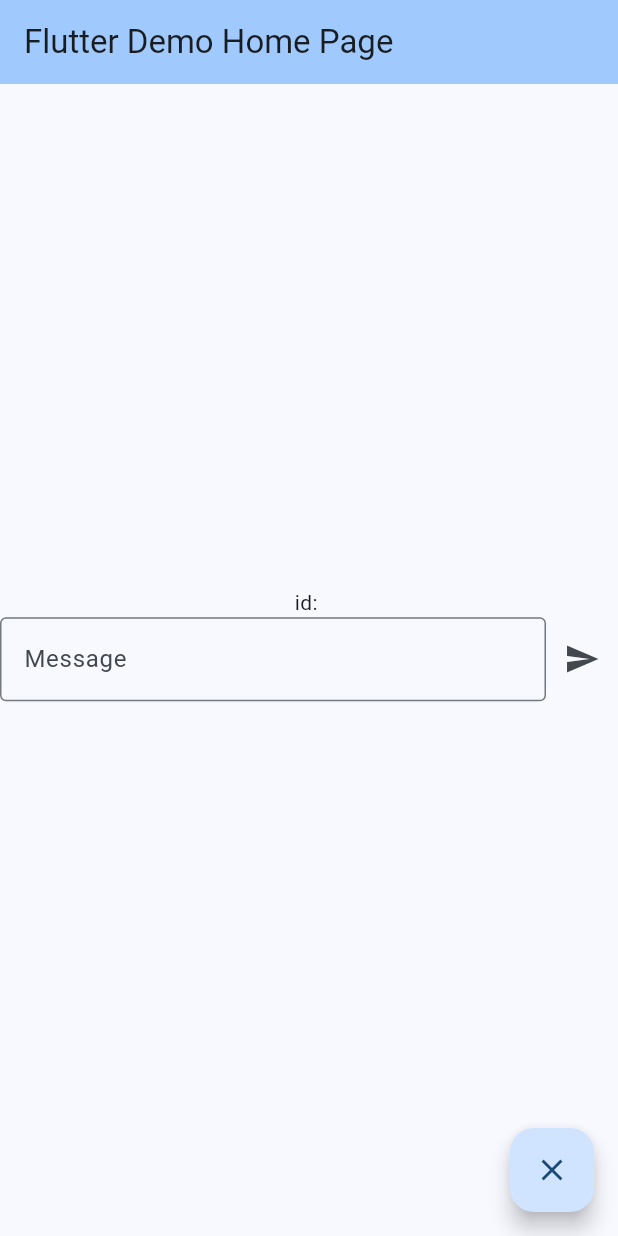
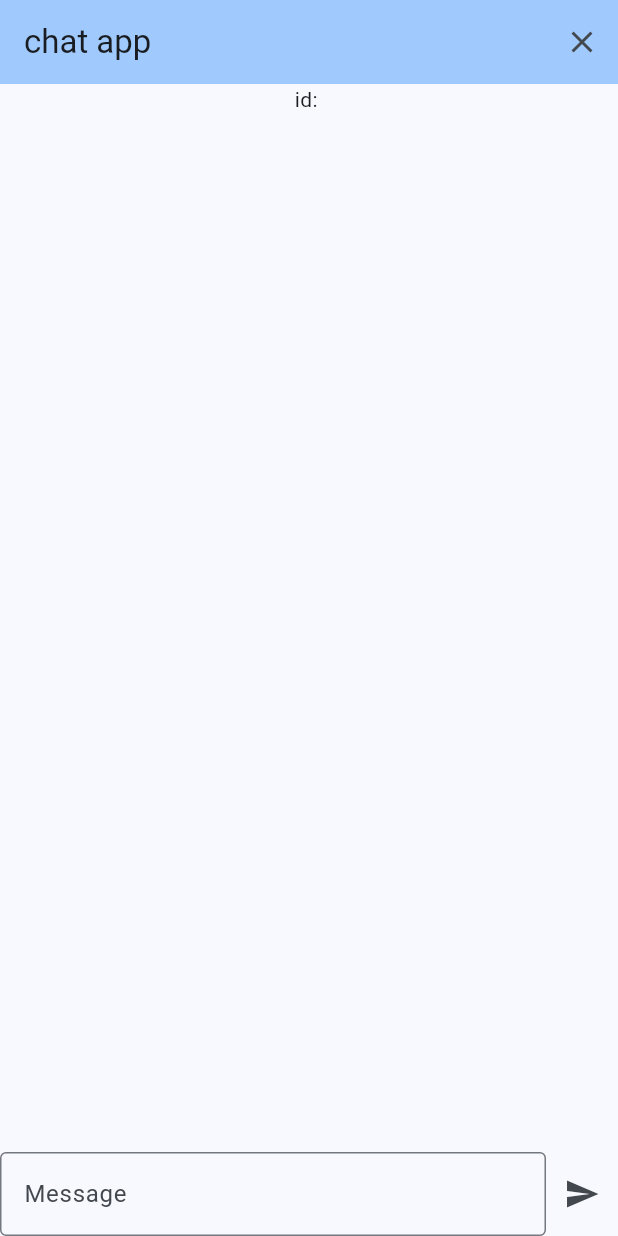
Before and after one commit to macaroni10y/flutter_training_for_spajam, a Flutter app: the screen it shows after launch, after a tap on the "clear" icon, on a phone screen of 412 x 824 dp. Run offline on Flutter 3.47's test engine with Material 2 defaults, Android fonts, the phone set to English and light mode, and no system bars; network calls fail.

Commit message:
hold all messages and show like a message app

```diff
--- a/lib/app.dart
+++ b/lib/app.dart
@@ -13,7 +13,7 @@ class MyApp extends StatelessWidget {
         colorScheme: ColorScheme.fromSeed(seedColor: Colors.blue),
         useMaterial3: true,
       ),
-      home: const MyHomePage(title: 'Flutter Demo Home Page'),
+      home: const MyHomePage(title: 'chat app'),
     );
   }
 }
@@ -28,16 +28,8 @@ class MyHomePage extends StatefulWidget {
 }
 
 class _MyHomePageState extends State<MyHomePage> {
-  int _counter = 0;
-
-  void _incrementCounter() {
-    setState(() {
-      _counter++;
-    });
-  }
-
   @override
   Widget build(BuildContext context) {
-    return HomePage(widget.title, _counter, _incrementCounter);
+    return HomePage(widget.title);
   }
 }
--- /dev/null
+++ b/lib/data/message.dart
@@ -0,0 +1,6 @@
+class Message {
+  final bool isUser;
+  final String message;
+
+  Message({required this.isUser, required this.message});
+}
--- a/lib/page/home_page.dart
+++ b/lib/page/home_page.dart
@@ -1,54 +1,57 @@
-// create stateless widget
-
 import 'package:flutter/material.dart';
 import 'package:flutter_training_for_spajam/api/conversation.dart';
+import 'package:flutter_training_for_spajam/data/message.dart';
+import 'package:flutter_training_for_spajam/widget/message_container.dart';
 
 class HomePage extends StatefulWidget {
-  const HomePage(this.title, this.counter, this._incrementCounter, {Key? key})
-      : super(key: key);
+  const HomePage(this.title, {Key? key}) : super(key: key);
 
   final String title;
-  final int counter;
-  final void Function() _incrementCounter;
 
   @override
   State<HomePage> createState() => _HomePageState();
 }
 
 class _HomePageState extends State<HomePage> {
-  String _latestReply = '';
   String _conversationId = '';
   String _message = '';
+  List<Message> _messages = List.empty(growable: true);
 
-  void setLatestReply(String reply) => setState(() {
-        _latestReply = reply;
-      });
+  void setConversationId(String conversationId) =>
+      setState(() => _conversationId = conversationId);
 
-  void setConversationId(String conversationId) => setState(() {
-        _conversationId = conversationId;
-      });
+  void setMessage(String message) => setState(() => _message = message);
 
-  void setMessage(String message) => setState(() {
-        _message = message;
-      });
+  void resetMessages(List<Message> messages) =>
+      setState(() => _messages = messages);
+
+  void appendMessage(Message message) => setState(() => _messages.add(message));
 
   void callApi(String message) {
-    print('callApi');
     ConversationApiClient()
         .fetchConversation(_conversationId, message)
         .then((value) {
-      setLatestReply(value.reply);
       setConversationId(value.id);
+      appendMessage(Message(isUser: false, message: value.reply));
     });
   }
-  var _controller = TextEditingController();
+
+  final _controller = TextEditingController();
 
   @override
-  Widget build(BuildContext context) {
-    return Scaffold(
+  Widget build(BuildContext context) => Scaffold(
         appBar: AppBar(
           backgroundColor: Theme.of(context).colorScheme.inversePrimary,
           title: Text(widget.title),
+          actions: [
+            IconButton(
+                onPressed: () {
+                  // 画面リセット
+                  setConversationId('');
+                  resetMessages(List.empty(growable: true));
+                },
+                icon: const Icon(Icons.clear))
+          ],
         ),
         body: Center(
           child: Column(
@@ -57,6 +60,7 @@ class _HomePageState extends State<HomePage> {
               Text(
                 'id: $_conversationId',
               ),
+              MessageContainer(messages: _messages),
               Row(
                 children: [
                   Expanded(
@@ -76,30 +80,14 @@ class _HomePageState extends State<HomePage> {
                     onPressed: () {
                       _controller.clear();
                       callApi(_message);
+                      appendMessage(Message(isUser: true, message: _message));
                     },
                     icon: const Icon(Icons.send),
                   ),
                 ],
               ),
-            Container(
-              width: MediaQuery.of(context).size.width,
-              child: Text(
-                _latestReply,
-                textAlign: TextAlign.center,
-              ),
-            ),
             ],
           ),
         ),
-      floatingActionButton: FloatingActionButton(
-        onPressed: () {
-          // 画面リセット
-          setConversationId('');
-          setLatestReply('');
-        },
-        tooltip: 'Increment',
-        child: const Icon(Icons.clear),
-      ),
       );
 }
-}
--- /dev/null
+++ b/lib/widget/message_container.dart
@@ -0,0 +1,35 @@
+import 'package:flutter/material.dart';
+import 'package:flutter_training_for_spajam/data/message.dart';
+
+class MessageContainer extends StatelessWidget {
+  final List<Message> messages;
+
+  const MessageContainer({super.key, required this.messages});
+
+  @override
+  Widget build(BuildContext context) => Flexible(
+        child: ListView(
+          children: messages.map((e) => buildMessageCard(e, context)).toList(),
+        ),
+      );
+
+  Container buildMessageCard(Message e, BuildContext context) => Container(
+        alignment: e.isUser ? Alignment.centerRight : Alignment.centerLeft,
+        child: ConstrainedBox(
+            constraints: BoxConstraints(
+              maxWidth: MediaQuery.of(context).size.width * 0.8,
+            ),
+            child: Card(
+                color: e.isUser
+                    ? const Color.fromARGB(255, 152, 255, 152)
+                    : Colors.white,
+                child: Padding(
+                    padding: const EdgeInsets.all(10.0),
+                    child: Text(
+                      e.message,
+                      style: const TextStyle(
+                        fontSize: 14,
+                      ),
+                    )))),
+      );
+}
```
Also changed, not shown: pubspec.yaml (+1 -69 lines), pubspec.lock. Lines whose indentation alone changed are shown as unchanged.
